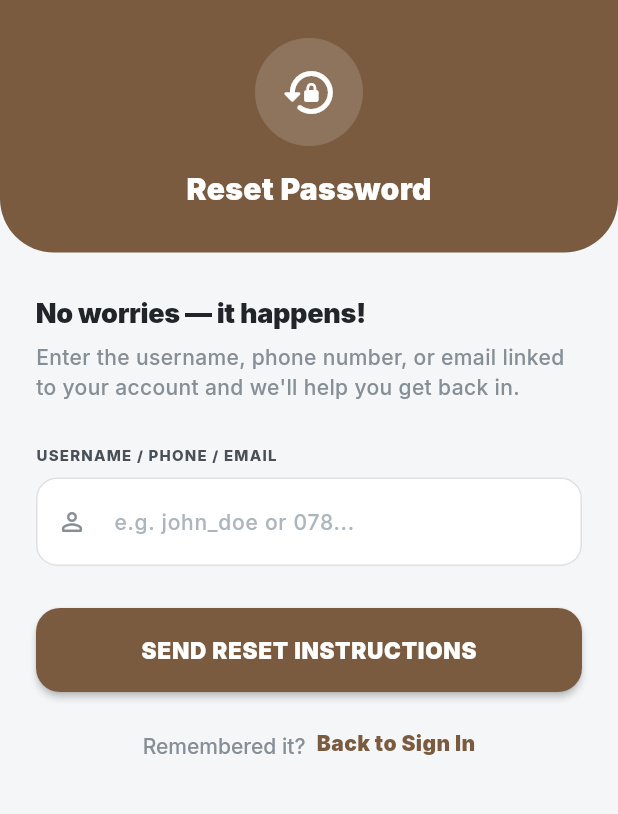
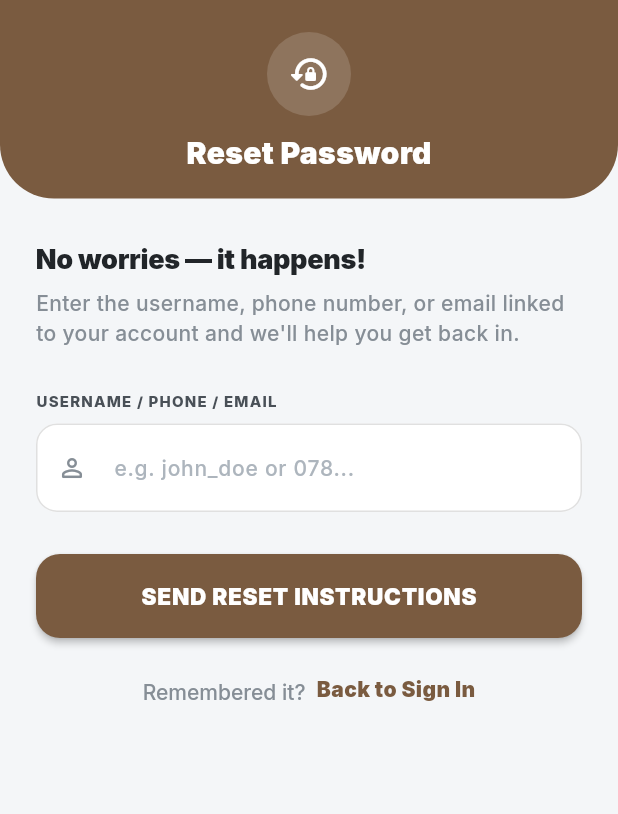
Before and after one commit to dieumerci-niyonkuru/parkease-parking-app, a Flutter app: the ForgotPasswordScreen screen opened directly, on a phone screen of 412 x 824 dp, the part 70-884 px from its top. Run offline on Flutter 3.47's test engine with Material 3 defaults, Android fonts, the phone set to English and light mode, and no system bars; drawn by our look-alikes of flutter_animate; our stand-ins replace country_code_picker, flutter_local_notifications, flutter_secure_storage, google_fonts, google_sign_in, image_picker and 5 more; missing offline and left inert: flutter_facebook_auth; accounts and stored records are empty.

Commit message:
fix: reduce forgot password screen header height

```diff
--- a/lib/screens/auth/forgot_password_screen.dart
+++ b/lib/screens/auth/forgot_password_screen.dart
@@ -58,7 +58,7 @@ class _ForgotPasswordScreenState extends State<ForgotPasswordScreen> {
           // ── HERO HEADER ─────────────────────────────────────────────
           Container(
             width: double.infinity,
-            padding: EdgeInsets.only(top: MediaQuery.of(context).padding.top + 12, bottom: 28),
+            padding: EdgeInsets.only(top: MediaQuery.of(context).padding.top + 12, bottom: 16),
             decoration: const BoxDecoration(
               color: AppTheme.primary,
               borderRadius: BorderRadius.vertical(bottom: Radius.circular(36)),
@@ -75,13 +75,13 @@ class _ForgotPasswordScreenState extends State<ForgotPasswordScreen> {
                     style: TextStyle(color: Colors.white, fontSize: 15, fontWeight: FontWeight.w900, letterSpacing: 3)))),
                   const SizedBox(width: 48),
                 ]),
-                const SizedBox(height: 12),
+                const SizedBox(height: 8),
                 Container(
-                  width: 72, height: 72,
+                  width: 56, height: 56,
                   decoration: BoxDecoration(color: Colors.white.withValues(alpha: 0.15), shape: BoxShape.circle),
-                  child: Icon(_sent ? Icons.mark_email_read_rounded : Icons.lock_reset_rounded, color: Colors.white, size: 38),
+                  child: Icon(_sent ? Icons.mark_email_read_rounded : Icons.lock_reset_rounded, color: Colors.white, size: 28),
                 ).animate().scale(duration: 500.ms, curve: Curves.easeOutBack),
-                const SizedBox(height: 14),
+                const SizedBox(height: 10),
                 Text(_sent ? 'Check Your Inbox' : 'Reset Password',
                   style: const TextStyle(color: Colors.white, fontSize: 20, fontWeight: FontWeight.w900)),
               ],
```
